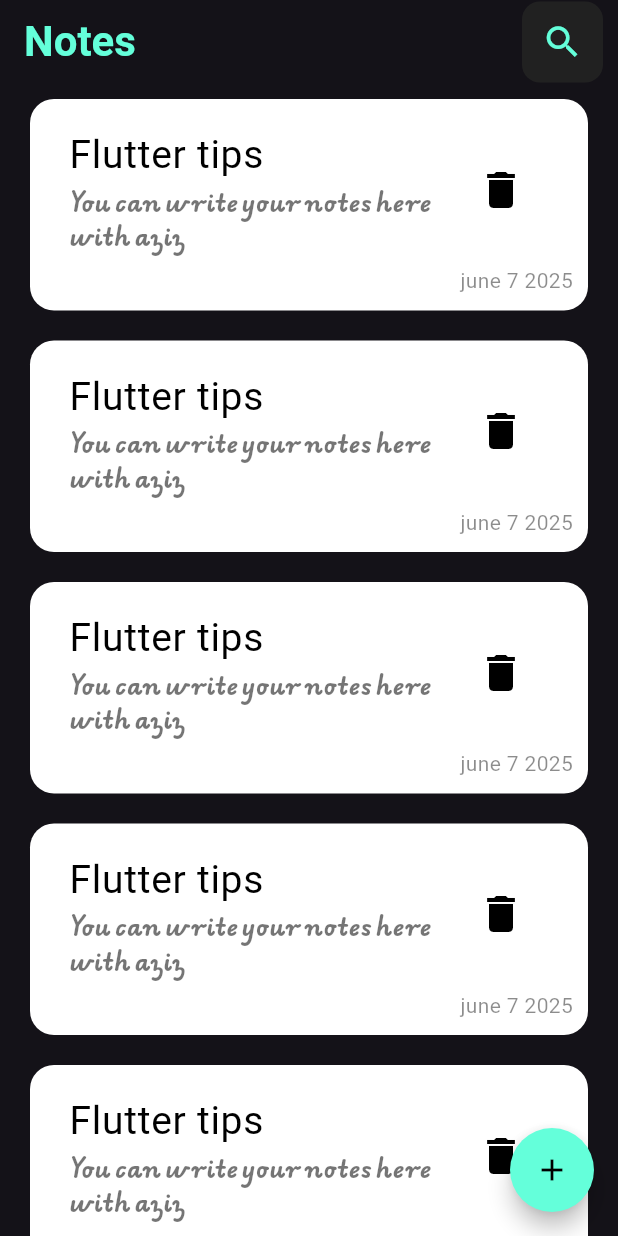
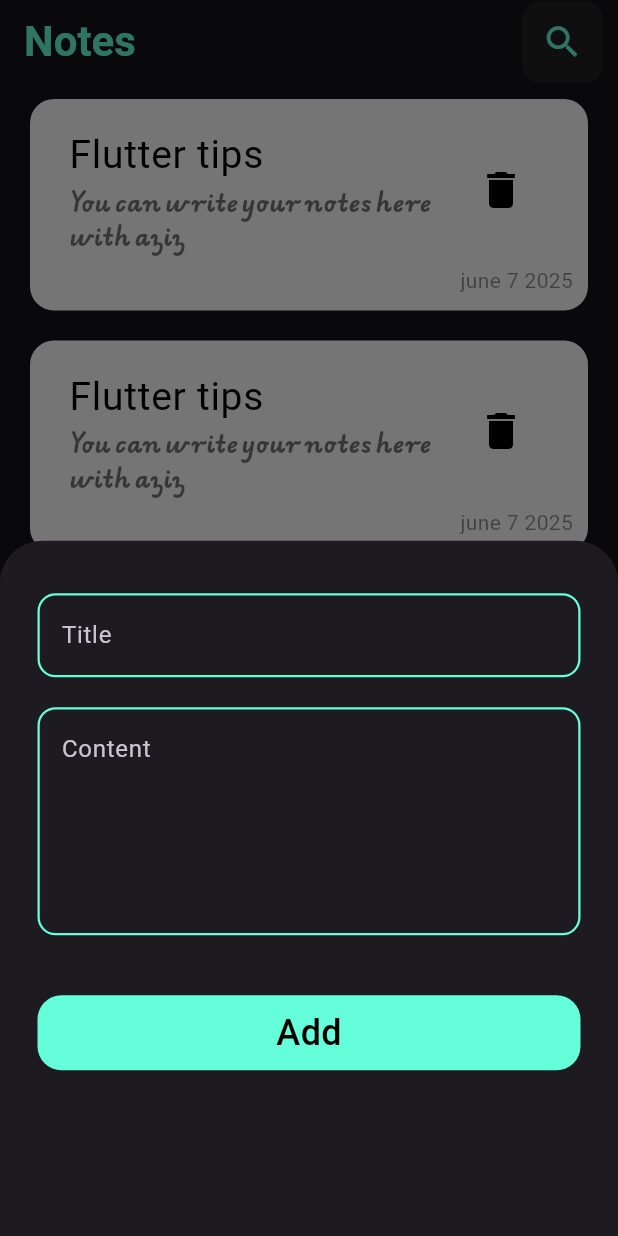
Before and after one commit to Aziz-Habbassi/Nubi, a Flutter app: the screen it shows after launch, after a tap on the "add" icon, on a phone screen of 412 x 824 dp. Run offline on Flutter 3.47's test engine with Material 3 defaults, Android fonts, the phone set to English and light mode, and no system bars.

Commit message:
full custom modal bottom sheet

```diff
--- a/lib/views/home_view.dart
+++ b/lib/views/home_view.dart
@@ -1,6 +1,7 @@
 import 'package:flutter/material.dart';
 import 'package:notes_app/constants/constants.dart';
 import 'package:notes_app/widgets/custom_app_bar.dart';
+import 'package:notes_app/widgets/custom_modalbottomsheet.dart';
 import 'package:notes_app/widgets/note_widget.dart';
 
 class HomeView extends StatelessWidget {
@@ -16,7 +17,14 @@ class HomeView extends StatelessWidget {
         },
       ),
       floatingActionButton: FloatingActionButton(
-        onPressed: () {},
+        onPressed: () {
+          showModalBottomSheet(
+            context: context,
+            builder: (context) {
+              return CustomModalbottomsheet();
+            },
+          );
+        },
         shape: const CircleBorder(),
         backgroundColor: kprimaryColor,
         child: const Icon(Icons.add, color: Colors.black),
--- /dev/null
+++ b/lib/widgets/custom_button.dart
@@ -0,0 +1,26 @@
+import 'package:flutter/material.dart';
+import 'package:notes_app/constants/constants.dart';
+
+class CustomButton extends StatelessWidget {
+  const CustomButton({super.key});
+
+  @override
+  Widget build(BuildContext context) {
+    return Container(
+      alignment: Alignment.center,
+      height: 50,
+      decoration: BoxDecoration(
+        color: kprimaryColor,
+        borderRadius: BorderRadius.circular(16),
+      ),
+      child: Text(
+        "Add",
+        style: TextStyle(
+          color: Colors.black,
+          fontSize: 24,
+          fontWeight: FontWeight.w500,
+        ),
+      ),
+    );
+  }
+}
--- /dev/null
+++ b/lib/widgets/custom_modalbottomsheet.dart
@@ -0,0 +1,21 @@
+import 'package:flutter/material.dart';
+import 'package:notes_app/widgets/custom_button.dart';
+import 'package:notes_app/widgets/custom_textfield.dart';
+
+class CustomModalbottomsheet extends StatelessWidget {
+  const CustomModalbottomsheet({super.key});
+
+  @override
+  Widget build(BuildContext context) {
+    return ListView(
+      padding: EdgeInsets.symmetric(vertical: 35, horizontal: 25),
+      children: const [
+        CustomTextfield(title: "Title"),
+        SizedBox(height: 20),
+        CustomTextfield(title: "Content", maxlines: 5),
+        SizedBox(height: 40),
+        CustomButton(),
+      ],
+    );
+  }
+}
--- /dev/null
+++ b/lib/widgets/custom_textfield.dart
@@ -0,0 +1,26 @@
+import 'package:flutter/material.dart';
+import 'package:notes_app/constants/constants.dart';
+
+class CustomTextfield extends StatelessWidget {
+  const CustomTextfield({super.key, required this.title, this.maxlines = 1});
+  final String title;
+  final int maxlines;
+  @override
+  Widget build(BuildContext context) {
+    return TextField(
+      decoration: InputDecoration(
+        border: OutlineInputBorder(borderRadius: BorderRadius.circular(12)),
+        enabledBorder: OutlineInputBorder(
+          borderRadius: BorderRadius.circular(12),
+          borderSide: BorderSide(color: kprimaryColor, width: 1.5),
+        ),
+        focusedBorder: OutlineInputBorder(
+          borderRadius: BorderRadius.circular(12),
+          borderSide: BorderSide(color: kprimaryColor, width: 1.5),
+        ),
+        hintText: title,
+      ),
+      maxLines: maxlines,
+    );
+  }
+}
```
